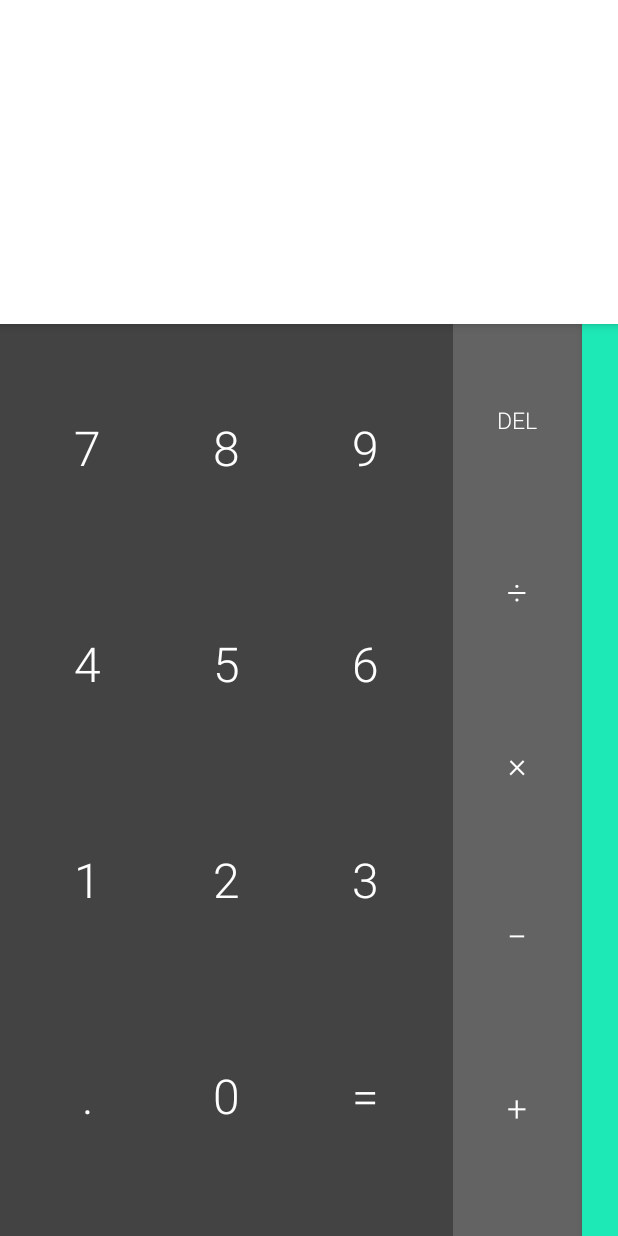
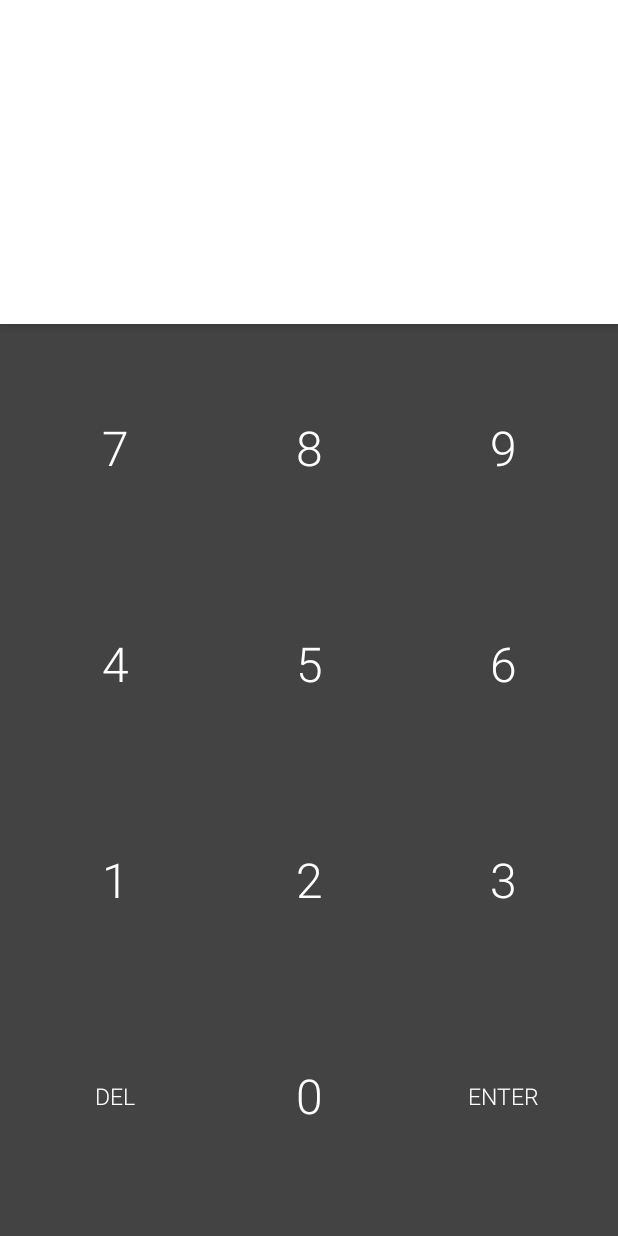
Before and after one commit to AllanWang/Prime-Number-Calculator, an Android app: the screen it shows after launch (Calculator), on a phone screen of 412 x 824 dp. Run offline under Robolectric (Android 15) with nearby library versions, the light colour scheme and no system bars.

Commit message:
removed unncessary panels

```diff
--- a/app/src/main/java/com/pitchedapps/primenumbercalculator/CalculatorExpressionTokenizer.java
+++ b/app/src/main/java/com/pitchedapps/primenumbercalculator/CalculatorExpressionTokenizer.java
@@ -49,18 +49,6 @@ public class CalculatorExpressionTokenizer {
         for (int i = 0; i <= 9; ++i) {
             mReplacementMap.put(Integer.toString(i), String.valueOf((char) (i + zeroDigit)));
         }
-
-        mReplacementMap.put("/", context.getString(R.string.op_div));
-        mReplacementMap.put("*", context.getString(R.string.op_mul));
-        mReplacementMap.put("-", context.getString(R.string.op_sub));
-
-        mReplacementMap.put("cos", context.getString(R.string.fun_cos));
-        mReplacementMap.put("ln", context.getString(R.string.fun_ln));
-        mReplacementMap.put("log", context.getString(R.string.fun_log));
-        mReplacementMap.put("sin", context.getString(R.string.fun_sin));
-        mReplacementMap.put("tan", context.getString(R.string.fun_tan));
-
-        mReplacementMap.put("Infinity", context.getString(R.string.inf));
     }
 
     public String getNormalizedExpression(String expr) {
--- a/app/src/main/java/com/pitchedapps/primenumbercalculator/CalculatorNumericPadLayout.java
+++ b/app/src/main/java/com/pitchedapps/primenumbercalculator/CalculatorNumericPadLayout.java
@@ -88,9 +88,9 @@ public class CalculatorNumericPadLayout extends CalculatorPadLayout {
                     case R.id.digit_9:
                         b.setText(String.valueOf((char) (zeroDigit + 9)));
                         break;
-                    case R.id.dec_point:
-                        b.setText(String.valueOf(symbols.getDecimalSeparator()));
-                        break;
+//                    case R.id.dec_point:
+//                        b.setText(String.valueOf(symbols.getDecimalSeparator()));
+//                        break;
                 }
             }
         }
--- a/app/src/main/res/layout/activity_calculator_land.xml
+++ b/app/src/main/res/layout/activity_calculator_land.xml
@@ -32,8 +32,6 @@
         android:layout_weight="1">
 
         <include layout="@layout/pad_numeric" />
-        <include layout="@layout/pad_operator_two_col" />
-        <include layout="@layout/pad_advanced" />
 
     </LinearLayout>
 
--- a/app/src/main/res/layout/activity_calculator_tablet_port.xml
+++ b/app/src/main/res/layout/activity_calculator_tablet_port.xml
@@ -26,12 +26,9 @@
         android:layout_width="match_parent"
         android:layout_height="wrap_content" />
 
-    <include layout="@layout/pad_advanced" />
-
     <LinearLayout style="@style/PadLinearLayoutStyle">
 
         <include layout="@layout/pad_numeric" />
-        <include layout="@layout/pad_operator_two_col" />
 
     </LinearLayout>
 
--- a/app/src/main/res/layout/pad_advanced.xml
+++ /dev/null
@@ -1,108 +0,0 @@
-<?xml version="1.0" encoding="utf-8"?>
-<!--
-  Copyright (C) 2014 The Android Open Source Project
-
-  Licensed under the Apache License, Version 2.0 (the "License");
-  you may not use this file except in compliance with the License.
-  You may obtain a copy of the License at
-
-    http://www.apache.org/licenses/LICENSE-2.0
-
-  Unless required by applicable law or agreed to in writing, software
-  distributed under the License is distributed on an "AS IS" BASIS,
-  WITHOUT WARRANTIES OR CONDITIONS OF ANY KIND, either express or implied.
-  See the License for the specific language governing permissions and
-  limitations under the License.
-  -->
-
-<com.pitchedapps.primenumbercalculator.CalculatorPadLayout
-    xmlns:android="http://schemas.android.com/apk/res/android"
-    android:id="@+id/pad_advanced"
-    style="@style/PadLayoutStyle.Advanced"
-    android:background="@color/pad_advanced_background_color">
-
-    <Button
-        android:id="@+id/fun_sin"
-        style="@style/PadButtonStyle.Advanced"
-        android:contentDescription="@string/desc_fun_sin"
-        android:onClick="onButtonClick"
-        android:text="@string/fun_sin" />
-
-    <Button
-        android:id="@+id/fun_cos"
-        style="@style/PadButtonStyle.Advanced"
-        android:contentDescription="@string/desc_fun_cos"
-        android:onClick="onButtonClick"
-        android:text="@string/fun_cos" />
-
-    <Button
-        android:id="@+id/fun_tan"
-        style="@style/PadButtonStyle.Advanced"
-        android:contentDescription="@string/desc_fun_tan"
-        android:onClick="onButtonClick"
-        android:text="@string/fun_tan" />
-
-    <Button
-        android:id="@+id/fun_ln"
-        style="@style/PadButtonStyle.Advanced"
-        android:contentDescription="@string/desc_fun_ln"
-        android:onClick="onButtonClick"
-        android:text="@string/fun_ln" />
-
-    <Button
-        android:id="@+id/fun_log"
-        style="@style/PadButtonStyle.Advanced"
-        android:contentDescription="@string/desc_fun_log"
-        android:onClick="onButtonClick"
-        android:text="@string/fun_log" />
-
-    <Button
-        android:id="@+id/op_fact"
-        style="@style/PadButtonStyle.Advanced"
-        android:contentDescription="@string/desc_op_fact"
-        android:onClick="onButtonClick"
-        android:text="@string/op_fact" />
-
-    <Button
-        android:id="@+id/const_pi"
-        style="@style/PadButtonStyle.Advanced"
-        android:contentDescription="@string/desc_const_pi"
-        android:onClick="onButtonClick"
-        android:text="@string/const_pi" />
-
-    <Button
-        android:id="@+id/const_e"
-        style="@style/PadButtonStyle.Advanced"
-        android:contentDescription="@string/desc_const_e"
-        android:onClick="onButtonClick"
-        android:text="@string/const_e" />
-
-    <Button
-        android:id="@+id/op_pow"
-        style="@style/PadButtonStyle.Advanced"
-        android:contentDescription="@string/desc_op_pow"
-        android:onClick="onButtonClick"
-        android:text="@string/op_pow" />
-
-    <Button
-        android:id="@+id/lparen"
-        style="@style/PadButtonStyle.Advanced"
-        android:contentDescription="@string/desc_lparen"
-        android:onClick="onButtonClick"
-        android:text="@string/lparen" />
-
-    <Button
-        android:id="@+id/rparen"
-        style="@style/PadButtonStyle.Advanced"
-        android:contentDescription="@string/desc_rparen"
-        android:onClick="onButtonClick"
-        android:text="@string/rparen" />
-
-    <Button
-        android:id="@+id/op_sqrt"
-        style="@style/PadButtonStyle.Advanced"
-        android:contentDescription="@string/desc_op_sqrt"
-        android:onClick="onButtonClick"
-        android:text="@string/op_sqrt" />
-
-</com.pitchedapps.primenumbercalculator.CalculatorPadLayout>
--- a/app/src/main/res/layout/pad_numeric.xml
+++ b/app/src/main/res/layout/pad_numeric.xml
@@ -20,6 +20,8 @@
     android:id="@+id/pad_numeric"
     style="@style/PadLayoutStyle.Numeric"
     android:background="@color/pad_numeric_background_color"
+    android:layout_width="match_parent"
+    android:layout_height="match_parent"
     android:columnCount="3"
     android:rowCount="4">
 
@@ -69,9 +71,19 @@
         android:onClick="onButtonClick" />
 
     <Button
-        android:id="@+id/dec_point"
-        style="@style/PadButtonStyle.Numeric"
-        android:onClick="onButtonClick" />
+        android:id="@+id/del"
+        style="@style/PadButtonStyle.Operator.Text"
+        android:contentDescription="@string/desc_del"
+        android:onClick="onButtonClick"
+        android:text="@string/del" />
+
+    <Button
+        android:id="@+id/clr"
+        style="@style/PadButtonStyle.Operator.Text"
+        android:contentDescription="@string/desc_clr"
+        android:onClick="onButtonClick"
+        android:text="@string/clr"
+        android:visibility="gone" />
 
     <Button
         android:id="@+id/digit_0"
@@ -80,7 +92,7 @@
 
     <Button
         android:id="@+id/eq"
-        style="@style/PadButtonStyle.Numeric.Equals"
+        style="@style/PadButtonStyle.Operator.Text"
         android:contentDescription="@string/desc_eq"
         android:onClick="onButtonClick"
         android:text="@string/eq" />
--- a/app/src/main/res/layout/pad_operator_one_col.xml
+++ /dev/null
@@ -1,69 +0,0 @@
-<?xml version="1.0" encoding="utf-8"?>
-<!--
-  Copyright (C) 2014 The Android Open Source Project
-
-  Licensed under the Apache License, Version 2.0 (the "License");
-  you may not use this file except in compliance with the License.
-  You may obtain a copy of the License at
-
-    http://www.apache.org/licenses/LICENSE-2.0
-
-  Unless required by applicable law or agreed to in writing, software
-  distributed under the License is distributed on an "AS IS" BASIS,
-  WITHOUT WARRANTIES OR CONDITIONS OF ANY KIND, either express or implied.
-  See the License for the specific language governing permissions and
-  limitations under the License.
-  -->
-
-<com.pitchedapps.primenumbercalculator.CalculatorPadLayout
-    xmlns:android="http://schemas.android.com/apk/res/android"
-    android:id="@+id/pad_operator"
-    style="@style/PadLayoutStyle.Operator"
-    android:background="@color/pad_operator_background_color"
-    android:columnCount="1"
-    android:rowCount="5">
-
-    <Button
-        android:id="@+id/del"
-        style="@style/PadButtonStyle.Operator.Text"
-        android:contentDescription="@string/desc_del"
-        android:onClick="onButtonClick"
-        android:text="@string/del" />
-
-    <Button
-        android:id="@+id/clr"
-        style="@style/PadButtonStyle.Operator.Text"
-        android:contentDescription="@string/desc_clr"
-        android:onClick="onButtonClick"
-        android:text="@string/clr"
-        android:visibility="gone" />
-
-    <Button
-        android:id="@+id/op_div"
-        style="@style/PadButtonStyle.Operator"
-        android:contentDescription="@string/desc_op_div"
-        android:onClick="onButtonClick"
-        android:text="@string/op_div" />
-
-    <Button
-        android:id="@+id/op_mul"
-        style="@style/PadButtonStyle.Operator"
-        android:contentDescription="@string/desc_op_mul"
-        android:onClick="onButtonClick"
-        android:text="@string/op_mul" />
-
-    <Button
-        android:id="@+id/op_sub"
-        style="@style/PadButtonStyle.Operator"
-        android:contentDescription="@string/desc_op_sub"
-        android:onClick="onButtonClick"
-        android:text="@string/op_sub" />
-
-    <Button
-        android:id="@+id/op_add"
-        style="@style/PadButtonStyle.Operator"
-        android:contentDescription="@string/desc_op_add"
-        android:onClick="onButtonClick"
-        android:text="@string/op_add" />
-
-</com.pitchedapps.primenumbercalculator.CalculatorPadLayout>
--- a/app/src/main/res/values-port/styles.xml
+++ b/app/src/main/res/values-port/styles.xml
@@ -48,10 +48,6 @@
         <item name="android:textSize">32sp</item>
     </style>
 
-    <style name="PadButtonStyle.Numeric.Equals">
-        <item name="android:visibility">visible</item>
-    </style>
-
     <style name="PadButtonStyle.Operator">
         <item name="android:layout_margin">8dip</item>
         <item name="android:textSize">23sp</item>
--- a/app/src/main/res/values-sw600dp-land/styles.xml
+++ b/app/src/main/res/values-sw600dp-land/styles.xml
@@ -46,10 +46,6 @@
         <item name="android:textSize">36sp</item>
     </style>
 
-    <style name="PadButtonStyle.Numeric.Equals">
-        <item name="android:visibility">gone</item>
-    </style>
-
     <style name="PadButtonStyle.Operator">
         <item name="android:layout_margin">6dip</item>
         <item name="android:textSize">36sp</item>
--- a/app/src/main/res/values-sw600dp-port/styles.xml
+++ b/app/src/main/res/values-sw600dp-port/styles.xml
@@ -52,10 +52,6 @@
         <item name="android:textSize">36sp</item>
     </style>
 
-    <style name="PadButtonStyle.Numeric.Equals">
-        <item name="android:visibility">gone</item>
-    </style>
-
     <style name="PadButtonStyle.Operator">
         <item name="android:layout_marginTop">8dip</item>
         <item name="android:layout_marginBottom">8dip</item>
--- a/app/src/main/res/values-sw800dp-land/styles.xml
+++ b/app/src/main/res/values-sw800dp-land/styles.xml
@@ -48,10 +48,6 @@
         <item name="android:textSize">48sp</item>
     </style>
 
-    <style name="PadButtonStyle.Numeric.Equals">
-        <item name="android:visibility">gone</item>
-    </style>
-
     <style name="PadButtonStyle.Operator">
         <item name="android:layout_margin">6dip</item>
         <item name="android:textSize">48sp</item>
--- a/app/src/main/res/values-sw800dp-port/styles.xml
+++ b/app/src/main/res/values-sw800dp-port/styles.xml
@@ -51,10 +51,6 @@
         <item name="android:textSize">48sp</item>
     </style>
 
-    <style name="PadButtonStyle.Numeric.Equals">
-        <item name="android:visibility">gone</item>
-    </style>
-
     <style name="PadButtonStyle.Operator">
         <item name="android:layout_marginTop">8dip</item>
         <item name="android:layout_marginBottom">8dip</item>
--- a/app/src/main/res/values/donottranslate_strings.xml
+++ /dev/null
@@ -1,50 +0,0 @@
-<?xml version="1.0" encoding="utf-8"?>
-<!--
-  Copyright (C) 2014 The Android Open Source Project
-
-  Licensed under the Apache License, Version 2.0 (the "License");
-  you may not use this file except in compliance with the License.
-  You may obtain a copy of the License at
-
-    http://www.apache.org/licenses/LICENSE-2.0
-
-  Unless required by applicable law or agreed to in writing, software
-  distributed under the License is distributed on an "AS IS" BASIS,
-  WITHOUT WARRANTIES OR CONDITIONS OF ANY KIND, either express or implied.
-  See the License for the specific language governing permissions and
-  limitations under the License.
-  -->
-
-<resources>
-
-    <!-- Constant for Euler's number (i.e. "2.7182…"). [CHAR_LIMIT=1] -->
-    <string name="const_e">e</string>
-    <!-- Constant for pi (i.e. "3.1415…"). [CHAR_LIMIT=1] -->
-    <string name="const_pi">π</string>
-
-    <!-- Left parenthesis (e.g. "log(", "2 × (3 - 1)". [CHAR_LIMIT=1] -->
-    <string name="lparen">(</string>
-    <!-- Right parenthesis (e.g. "log(2)", "(3 - 1) × 2". [CHAR_LIMIT=1] -->
-    <string name="rparen">)</string>
-
-    <!-- Addition operator (e.g. "1 + 2"). [CHAR_LIMIT=1] -->
-    <string name="op_add">+</string>
-    <!-- Divide operator (e.g. "1 ÷ 2"). [CHAR_LIMIT=1] -->
-    <string name="op_div">÷</string>
-    <!-- Factorial operator (e.g. "2!"). [CHAR_LIMIT=1] -->
-    <string name="op_fact">!</string>
-    <!-- Multiply operator (e.g. "1 × 2"). [CHAR_LIMIT=1] -->
-    <string name="op_mul">×</string>
-    <!-- Power operator (e.g. "1 ^ 2"). [CHAR_LIMIT=1] -->
-    <string name="op_pow">^</string>
-    <!-- Square root operator (e.g. "√1"). [CHAR_LIMIT=1] -->
-    <string name="op_sqrt">√</string>
-    <!-- Subtraction operator (e.g. "1 - 2"). [CHAR_LIMIT=1] -->
-    <string name="op_sub">−</string>
-
-    <!-- Equals operator (e.g. "1 + 2 = ?"). [CHAR_LIMIT=1] -->
-    <string name="eq">=</string>
-    <!-- Result displayed when expression evaluates to infinity. [CHAR_LIMIT=1] -->
-    <string name="inf">∞</string>
-
-</resources>
--- a/app/src/main/res/values/strings.xml
+++ b/app/src/main/res/values/strings.xml
@@ -25,17 +25,6 @@
     <!-- Error displayed when expression contains a syntax error. [CHAR_LIMIT=14] -->
     <string name="error_syntax">Error</string>
 
-    <!-- Abbrev. name of cosine function (e.g. "cos(π)". [CHAR_LIMIT=3] -->
-    <string name="fun_cos">cos</string>
-    <!-- Natural logarithm function (e.g. "ln(2)"). [CHAR_LIMIT=3] -->
-    <string name="fun_ln">ln</string>
-    <!-- Logarithm function (e.g. "log(10)"). [CHAR_LIMIT=3] -->
-    <string name="fun_log">log</string>
-    <!-- Abbrev. name of sine function (e.g. "sin(π)". [CHAR_LIMIT=3] -->
-    <string name="fun_sin">sin</string>
-    <!-- Abbrev. name of tangent function (e.g. "tan(π)". [CHAR_LIMIT=3] -->
-    <string name="fun_tan">tan</string>
-
     <!-- Clear operation to clear the currently entered expression. [CHAR_LIMIT=3] -->
     <string name="clr">clr</string>
     <!-- Delete operation to remove last entered token. [CHAR_LIMIT=3] -->
@@ -44,45 +33,6 @@
     <!-- Content Descriptions -->
     <eat-comment />
 
-    <!-- Content description for 'e' button. [CHAR_LIMIT=NONE] -->
-    <string name="desc_const_e">Euler\'s number</string>
-    <!-- Content description for 'π' button. [CHAR_LIMIT=NONE] -->
-    <string name="desc_const_pi">pi</string>
-
-    <!-- Content description for '.' button. [CHAR_LIMIT=NONE] -->
-    <string name="desc_dec_point">point</string>
-
-    <!-- Content description for '(' button. [CHAR_LIMIT=NONE] -->
-    <string name="desc_lparen">left parenthesis</string>
-    <!-- Content description for ')' button. [CHAR_LIMIT=NONE] -->
-    <string name="desc_rparen">right parenthesis</string>
-
-    <!-- Content description for 'cos' button. [CHAR_LIMIT=NONE] -->
-    <string name="desc_fun_cos">cosine</string>
-    <!-- Content description for 'ln' button. [CHAR_LIMIT=NONE] -->
-    <string name="desc_fun_ln">natural logarithm</string>
-    <!-- Content description for 'log' button. [CHAR_LIMIT=NONE] -->
-    <string name="desc_fun_log">logarithm</string>
-    <!-- Content description for 'sin' button. [CHAR_LIMIT=NONE] -->
-    <string name="desc_fun_sin">sine</string>
-    <!-- Content description for 'tan' button. [CHAR_LIMIT=NONE] -->
-    <string name="desc_fun_tan">tangent</string>
-
-    <!-- Content description for '+' button. [CHAR_LIMIT=NONE] -->
-    <string name="desc_op_add">plus</string>
-    <!-- Content description for '÷' button. [CHAR_LIMIT=NONE] -->
-    <string name="desc_op_div">divide</string>
-    <!-- Content description for '!' button. [CHAR_LIMIT=NONE] -->
-    <string name="desc_op_fact">factorial</string>
-    <!-- Content description for '×' button. [CHAR_LIMIT=NONE] -->
-    <string name="desc_op_mul">times</string>
-    <!-- Content description for '^' button. [CHAR_LIMIT=NONE] -->
-    <string name="desc_op_pow">power</string>
-    <!-- Content description for '√' button. [CHAR_LIMIT=NONE] -->
-    <string name="desc_op_sqrt">square root</string>
-    <!-- Content description for '-' button. [CHAR_LIMIT=NONE] -->
-    <string name="desc_op_sub">minus</string>
-
     <!-- Content description for "clr" button. [CHAR_LIMIT=NONE] -->
     <string name="desc_clr">clear</string>
     <!-- Content description for "del" button. [CHAR_LIMIT=NONE] -->
@@ -90,4 +40,6 @@
     <!-- Content description for '=' button. [CHAR_LIMIT=NONE] -->
     <string name="desc_eq">equals</string>
 
+    <string name="eq">enter</string>
+
 </resources>
```
Also changed, not shown: app/src/main/java/com/pitchedapps/primenumbercalculator/Calculator.java (+5 -13 lines), app/src/main/res/layout/activity_calculator_port.xml (+1 -10 lines), app/src/main/res/layout/pad_operator_two_col.xml (deleted, +0 -80 lines), app/libs/arity-2.1.7.jar (added).
